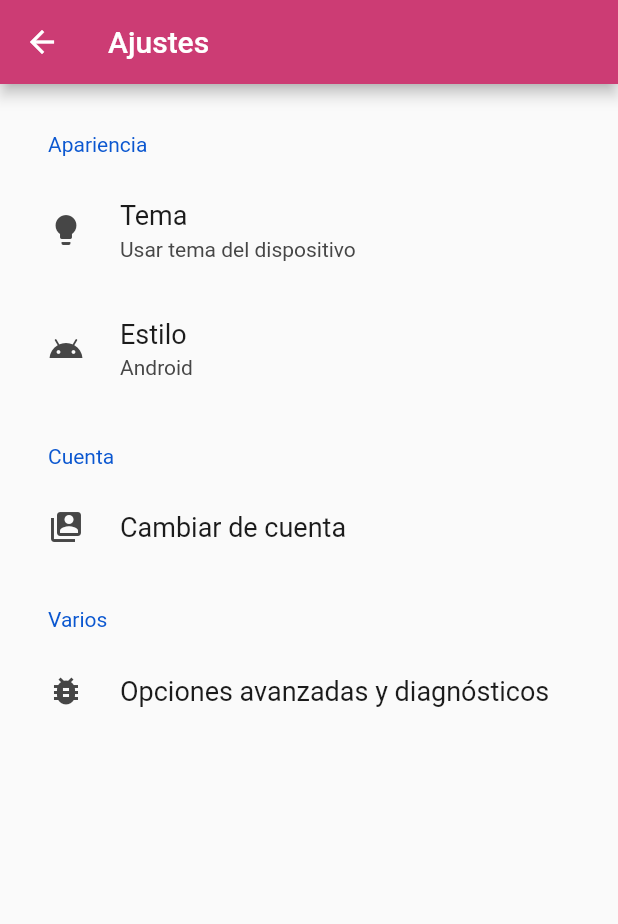
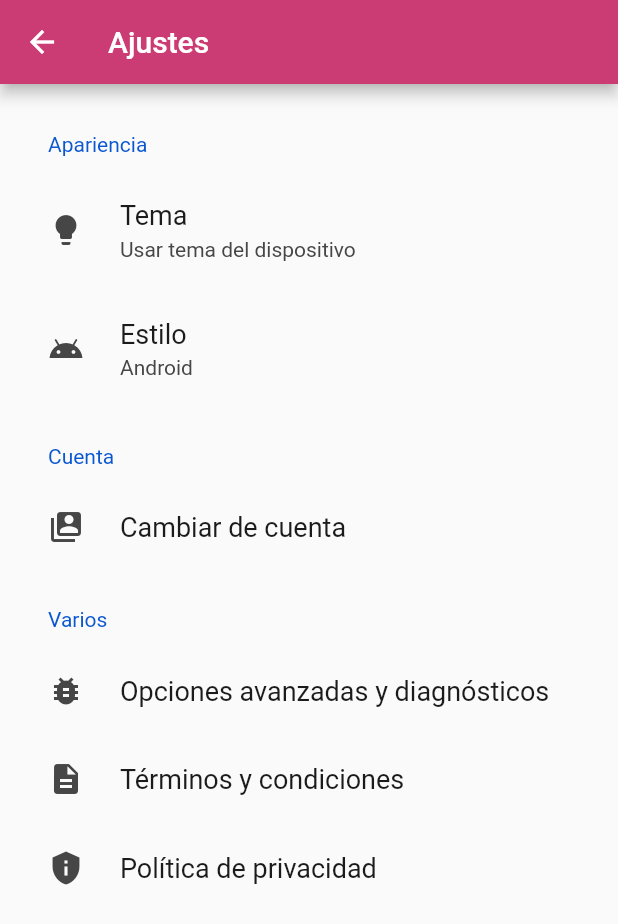
Before and after one commit to miyotl/miyotl, a Flutter app: the SettingsPage screen opened by its route, on a phone screen of 412 x 824 dp. Shown: the top 924 px of the screen. Run offline on Flutter 3.47's test engine with Material 2 defaults, Android fonts, the phone set to English and light mode, and no system bars; drawn by our look-alikes of settings_ui; our stand-ins replace cached_network_image, firebase_auth, firebase_core, flutter_signin_button, google_fonts, google_sign_in and 5 more; missing offline and left inert: flutter_facebook_auth, flutter_inappwebview, google_api_availability; accounts and stored records are empty; network calls fail; statements that could not run were skipped.

Commit message:
add terms & privacy

```diff
--- a/lib/screens/settings.dart
+++ b/lib/screens/settings.dart
@@ -6,6 +6,7 @@ import 'package:lenguas/models/settings.dart';
 import 'package:lenguas/screens/sign_in.dart';
 import 'package:provider/provider.dart';
 import 'package:settings_ui/settings_ui.dart';
+import 'package:url_launcher/url_launcher.dart';
 
 class SettingsPage extends StatelessWidget {
   @override
@@ -114,6 +115,26 @@ class SettingsPage extends StatelessWidget {
                     onPressed: (context) =>
                         Navigator.of(context).pushNamed('/debug'),
                   ),
+                  SettingsTile(
+                    title: 'Términos y condiciones',
+                    leading: Icon(Icons.description),
+                    onPressed: (context) {
+                      launch(
+                        'https://proyecto-miyotl.web.app/terminos',
+                        forceWebView: true,
+                      );
+                    },
+                  ),
+                  SettingsTile(
+                    title: 'Política de privacidad',
+                    leading: Icon(Icons.privacy_tip),
+                    onPressed: (context) {
+                      launch(
+                        'https://proyecto-miyotl.web.app/privacidad',
+                        forceWebView: true,
+                      );
+                    },
+                  ),
                 ],
               ),
             ],
```
